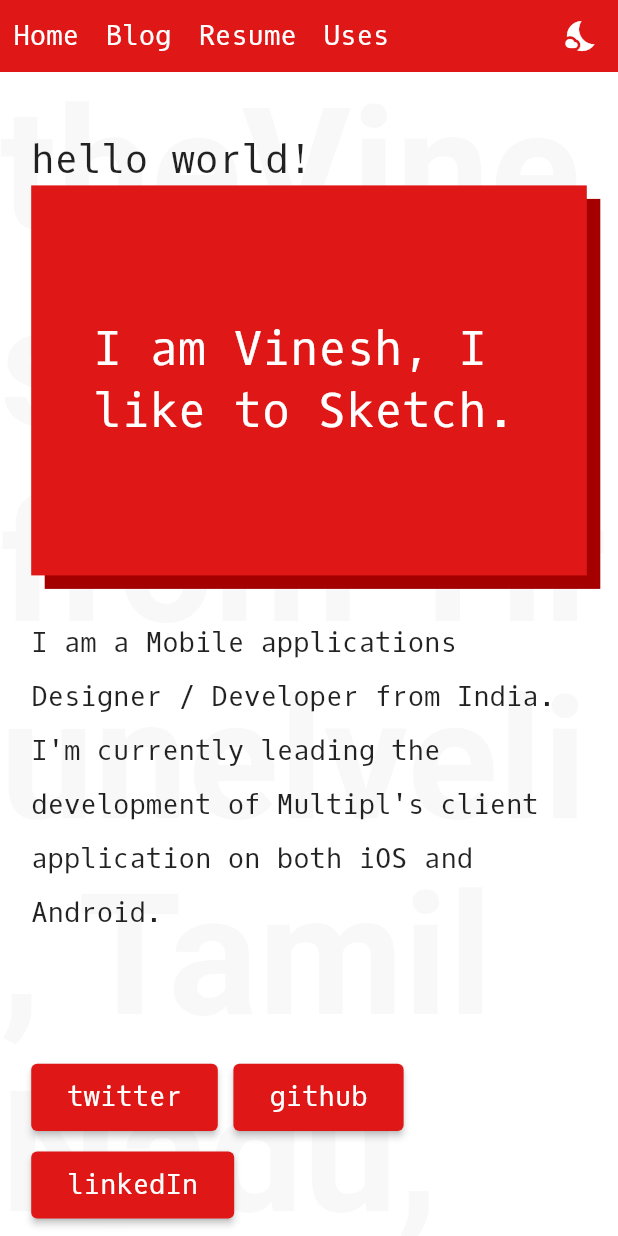
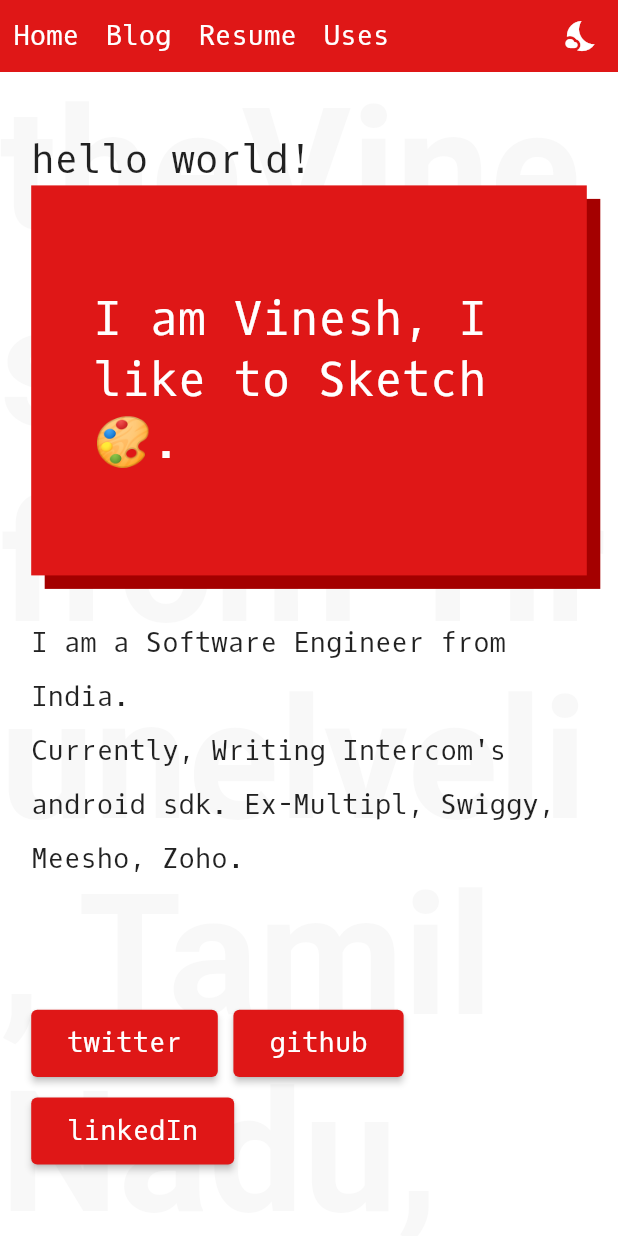
Before and after one commit to theVinesh/personal-site, a Flutter app: the screen it shows after launch, after a tap on "github", on a phone screen of 412 x 824 dp. Run offline on Flutter 3.47's test engine with Material 2 defaults, Android fonts, the phone set to English and light mode, and no system bars; our stand-ins replace flutter_markdown, flutter_mobx, mobx; generated files the repository leaves out were written again.

Commit message:
Change intro

```diff
--- a/lib/constants/strings.dart
+++ b/lib/constants/strings.dart
@@ -3,19 +3,19 @@ class AppStrings {
   static final toggleDarkMode = "Toggle dark mode.";
   static final helloWorld = "hello world!";
   static final introText =
-      "I am a Mobile applications Designer / Developer from India.\n" +
-          "I'm currently leading the development of Multipl's client application on both iOS and Android.\n";
+      "I am a Software Engineer from India.\n" +
+          "Currently, Writing Intercom's android sdk. Ex-Multipl, Swiggy, Meesho, Zoho.\n";
   static final iAmVinesh = "I am Vinesh, ";
   static final whatDoIDo = [
-    "I make Mobile Apps",
-    "I occasionally Cook",
-    "I make Web apps",
-    "I love to Sing and whistle",
-    "I like to Sketch",
+    "I make Mobile Apps📱",
+    "I Cook👨‍🍳",
+    "I make Web apps🕸",
+    "I love to whistle😗🎶",
+    "I like to Sketch🎨",
   ];
 
   static const bgWordWall = "theVinesh. from Tirunelveli, Tamil Nadu, India."
-      "Living at Bengaluru for now. I love Biriyani and Burritos."
+      "Living in Dublin right now. I love Biriyani and Burritos."
       "My Early morning is 10am. Have an Idea? contact me."
       "Kotlin fanatic, Recently in an affair with Flutter."
       "Freelance? Yes. Android developer, Software Engineer, Designer, "
```
Also changed, not shown: pubspec.yaml (+5 -5 lines), 4 other files.
